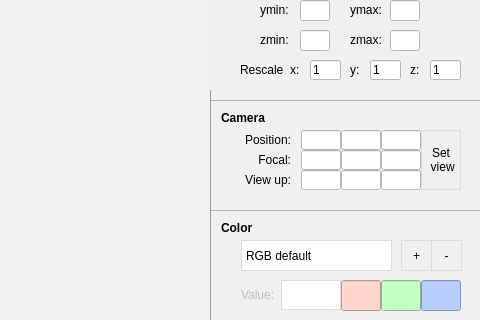
First picture: the form in SimpleView.ui, repository billcxx/MUPRO-visualization, before the edit; both pictures show x 812 to 1292 and y 125 to 445 of the 1292 by 794 pixel window.
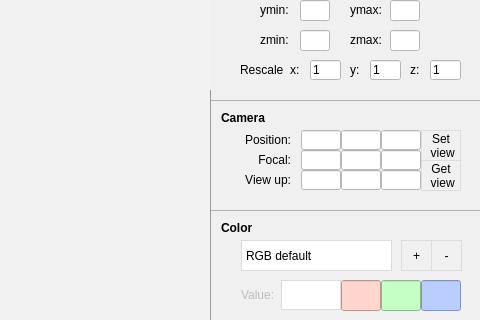
Second picture: the form after the edit. Icons and pictures are not drawn. Custom widgets are drawn as their Qt base class.

Commit message: Add camera get

```diff
--- a/SimpleView.ui
+++ b/SimpleView.ui
@@ -4161,7 +4161,7 @@
                   <x>210</x>
                   <y>30</y>
                   <width>40</width>
-                  <height>60</height>
+                  <height>31</height>
                  </rect>
                 </property>
                 <property name="text">
@@ -4169,6 +4169,20 @@
  view</string>
                 </property>
                </widget>
+               <widget class="QPushButton" name="cameraGet_PB">
+                <property name="geometry">
+                 <rect>
+                  <x>210</x>
+                  <y>60</y>
+                  <width>40</width>
+                  <height>31</height>
+                 </rect>
+                </property>
+                <property name="text">
+                 <string>Get 
+ view</string>
+                </property>
+               </widget>
               </widget>
              </item>
              <item>
```
The commit also changes 3 other files.
